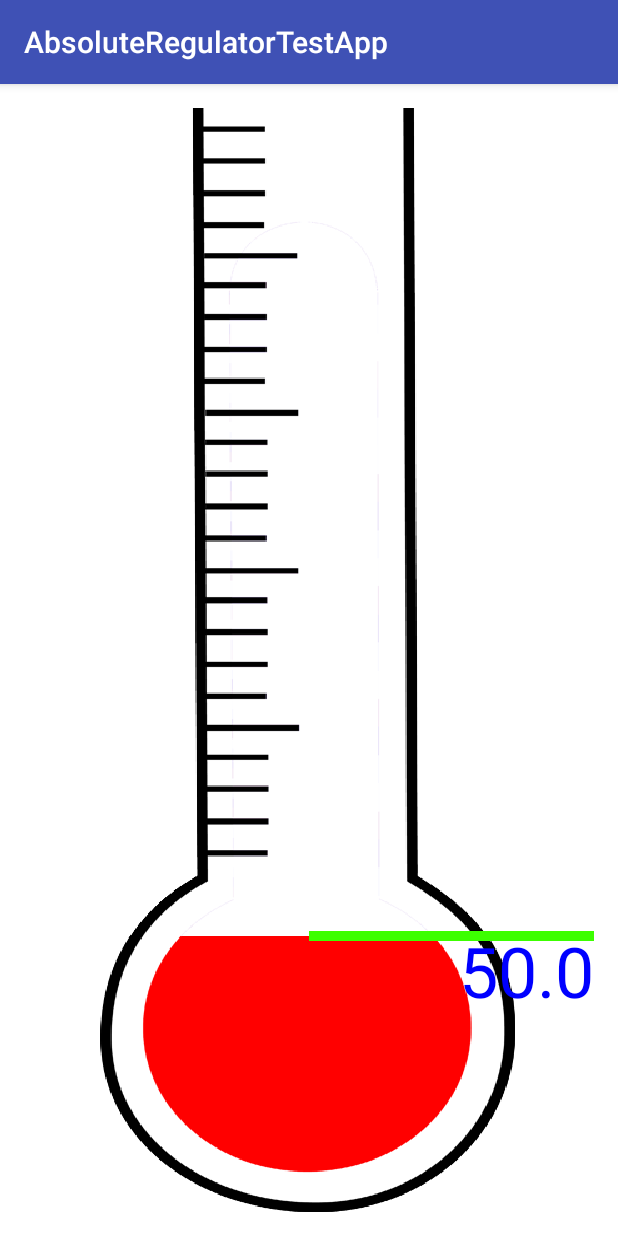
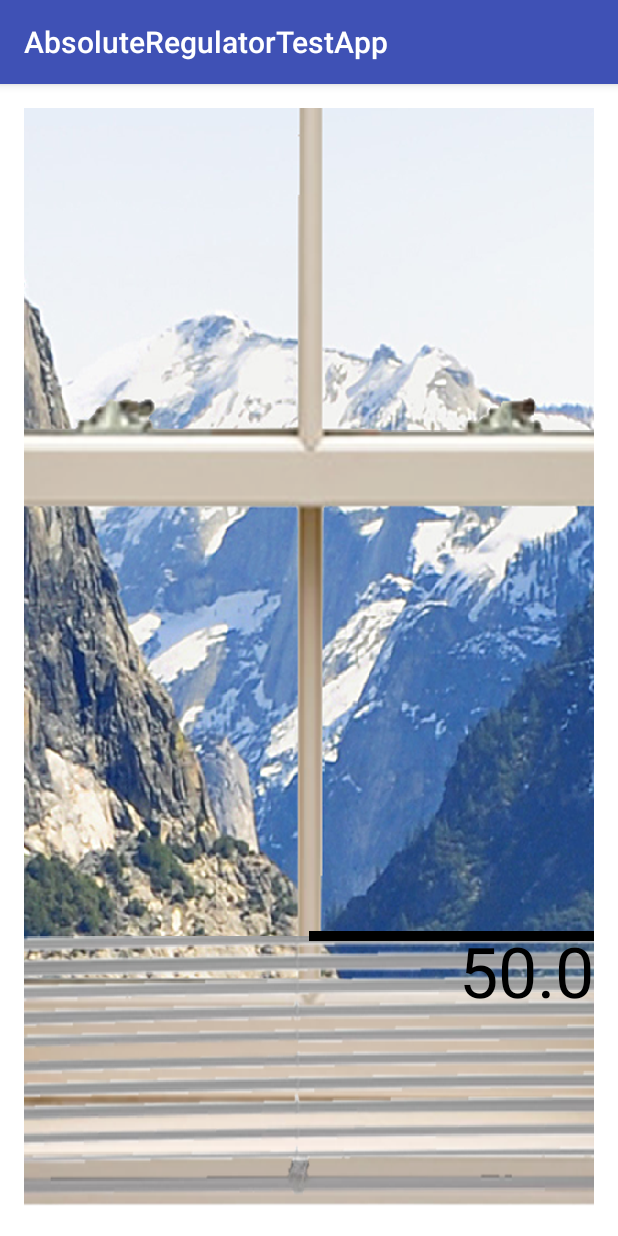
Before and after one commit to fRandOmizer/DISII-Project, an Android app: the screen it shows after launch (MainActivity), on a phone screen of 412 x 824 dp. Run offline under Robolectric (Android 15) with nearby library versions, the phone set to English and light mode, and no system bars.

Commit message:
AbsoluteRegulatorView: Added additional image resources to represent a shutter

```diff
--- a/src/AbsoluteRegulatorTestApp/app/src/main/res/layout/activity_main.xml
+++ b/src/AbsoluteRegulatorTestApp/app/src/main/res/layout/activity_main.xml
@@ -17,10 +17,10 @@
         android:layout_height="match_parent"
         app:minValue="-100"
         app:maxValue="100"
-        app:currentValueColor="#0000ff"
-        app:targetValueColor="#3cff00"
-        app:minImage="@drawable/thermometer_min"
-        app:maxImage="@drawable/thermometer_max"
+        app:currentValueColor="#000000"
+        app:targetValueColor="#000000"
+        app:minImage="@drawable/window"
+        app:maxImage="@drawable/shutter"
         app:indicatorLineSize="10"
         app:indicatorTextSize="70"/>
 
```
Also changed, not shown: src/AbsoluteRegulatorTestApp/app/src/main/res/drawable-hdpi/shutter.png (added), src/AbsoluteRegulatorTestApp/app/src/main/res/drawable-hdpi/window.png (added).
